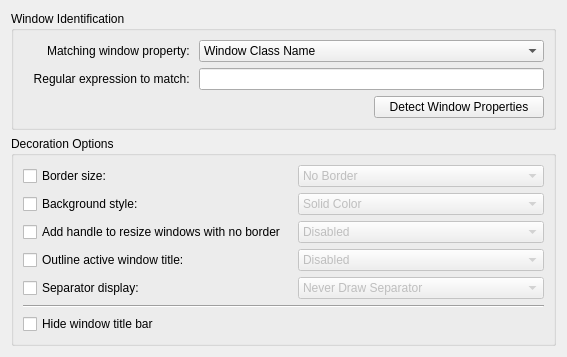
Old version of the form clients/oxygen/config/ui/oxygenexceptiondialog.ui in the repository KDE/kwin.
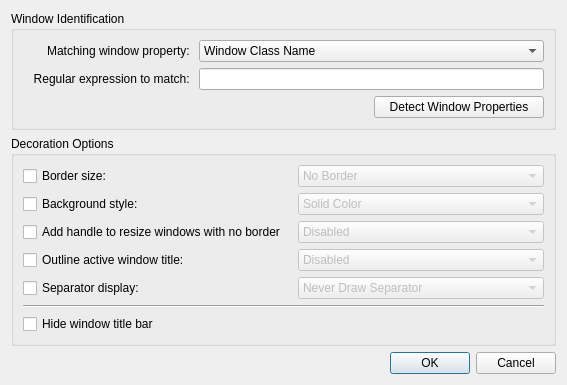
New version of the form. Custom widgets are drawn as their Qt base class.

Commit message: moved dialog layout to ui

```diff
--- a/clients/oxygen/config/ui/oxygenexceptiondialog.ui
+++ b/clients/oxygen/config/ui/oxygenexceptiondialog.ui
@@ -1,13 +1,13 @@
 <?xml version="1.0" encoding="UTF-8"?>
 <ui version="4.0">
- <class>OxygenExceptionWidget</class>
- <widget class="QWidget" name="OxygenExceptionWidget">
+ <class>OxygenExceptionDialog</class>
+ <widget class="QDialog" name="OxygenExceptionDialog">
   <property name="geometry">
    <rect>
     <x>0</x>
     <y>0</y>
-    <width>512</width>
-    <height>352</height>
+    <width>511</width>
+    <height>373</height>
    </rect>
   </property>
   <layout class="QVBoxLayout" name="verticalLayout">
@@ -265,6 +265,16 @@
      </layout>
     </widget>
    </item>
+   <item>
+    <widget class="QDialogButtonBox" name="buttonBox">
+     <property name="orientation">
+      <enum>Qt::Horizontal</enum>
+     </property>
+     <property name="standardButtons">
+      <set>QDialogButtonBox::Cancel|QDialogButtonBox::Ok</set>
+     </property>
+    </widget>
+   </item>
   </layout>
  </widget>
  <customwidgets>
```
Left out of the diff: 99 changed lines with no effect on the pictures. The commit also changes 2 other files.
